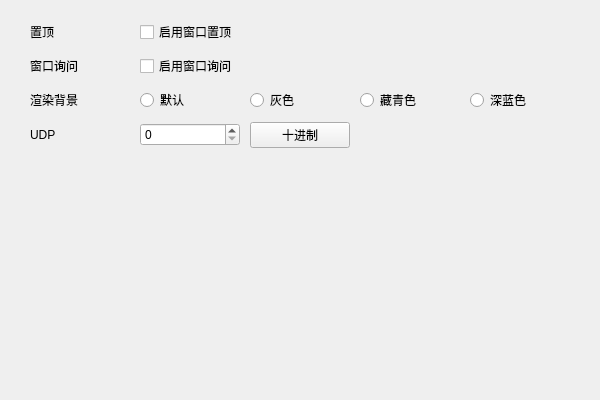
Above: CustomizeDialog/SetDialog/setdialog.ui from binghuigeng/QtVTK before the change. Below: the same form after it.
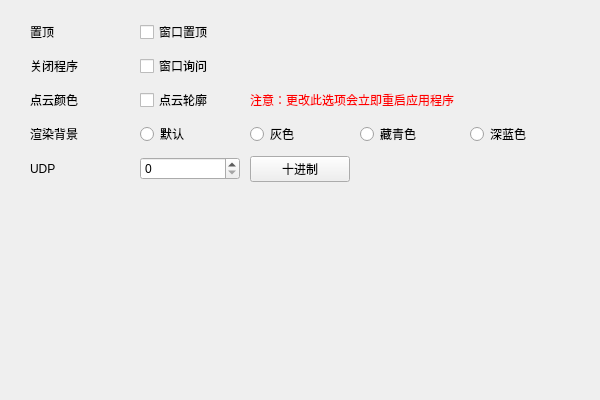
That is the form after the change.

Commit message: 添加基于点云轮廓的点云颜色显示依据

Diff of the .ui file:
```diff
--- a/CustomizeDialog/SetDialog/setdialog.ui
+++ b/CustomizeDialog/SetDialog/setdialog.ui
@@ -47,49 +47,14 @@
       <property name="spacing">
        <number>10</number>
       </property>
-      <item row="2" column="1">
-       <widget class="QRadioButton" name="rdoDefault">
-        <property name="text">
-         <string>默认</string>
-        </property>
-       </widget>
-      </item>
-      <item row="2" column="0">
-       <widget class="QLabel" name="label_3">
-        <property name="text">
-         <string>渲染背景</string>
-        </property>
-       </widget>
-      </item>
-      <item row="0" column="0">
-       <widget class="QLabel" name="label">
-        <property name="text">
-         <string>置顶</string>
-        </property>
-       </widget>
-      </item>
-      <item row="2" column="3">
+      <item row="3" column="3">
        <widget class="QRadioButton" name="rdoNavyBlue">
         <property name="text">
          <string>藏青色</string>
         </property>
        </widget>
       </item>
-      <item row="2" column="2">
-       <widget class="QRadioButton" name="rdoGray">
-        <property name="text">
-         <string>灰色</string>
-        </property>
-       </widget>
-      </item>
-      <item row="1" column="0">
-       <widget class="QLabel" name="label_2">
-        <property name="text">
-         <string>窗口询问</string>
-        </property>
-       </widget>
-      </item>
-      <item row="4" column="2">
+      <item row="5" column="2">
        <spacer name="verticalSpacer">
         <property name="orientation">
          <enum>Qt::Vertical</enum>
@@ -102,41 +67,100 @@
         </property>
        </spacer>
       </item>
-      <item row="1" column="1">
-       <widget class="QCheckBox" name="chkInquiry">
-        <property name="text">
-         <string>启用窗口询问</string>
-        </property>
-       </widget>
-      </item>
-      <item row="2" column="4">
-       <widget class="QRadioButton" name="rdoDarkBlue">
-        <property name="text">
-         <string>深蓝色</string>
-        </property>
-       </widget>
-      </item>
-      <item row="0" column="1">
-       <widget class="QCheckBox" name="chkTop">
-        <property name="text">
-         <string>启用窗口置顶</string>
-        </property>
-       </widget>
-      </item>
       <item row="3" column="0">
+       <widget class="QLabel" name="label_3">
+        <property name="text">
+         <string>渲染背景</string>
+        </property>
+       </widget>
+      </item>
+      <item row="4" column="2">
+       <widget class="QPushButton" name="btnUdpBase">
+        <property name="text">
+         <string>十进制</string>
+        </property>
+       </widget>
+      </item>
+      <item row="3" column="1">
+       <widget class="QRadioButton" name="rdoDefault">
+        <property name="text">
+         <string>默认</string>
+        </property>
+       </widget>
+      </item>
+      <item row="4" column="0">
        <widget class="QLabel" name="label_4">
         <property name="text">
          <string>UDP</string>
         </property>
        </widget>
       </item>
-      <item row="3" column="1">
+      <item row="4" column="1">
        <widget class="QSpinBox" name="spbUdpPort"/>
       </item>
+      <item row="0" column="0">
+       <widget class="QLabel" name="label">
+        <property name="text">
+         <string>置顶</string>
+        </property>
+       </widget>
+      </item>
       <item row="3" column="2">
-       <widget class="QPushButton" name="btnUdpBase">
+       <widget class="QRadioButton" name="rdoGray">
         <property name="text">
-         <string>十进制</string>
+         <string>灰色</string>
+        </property>
+       </widget>
+      </item>
+      <item row="1" column="1">
+       <widget class="QCheckBox" name="chbInquiry">
+        <property name="text">
+         <string>窗口询问</string>
+        </property>
+       </widget>
+      </item>
+      <item row="3" column="4">
+       <widget class="QRadioButton" name="rdoDarkBlue">
+        <property name="text">
+         <string>深蓝色</string>
+        </property>
+       </widget>
+      </item>
+      <item row="1" column="0">
+       <widget class="QLabel" name="label_2">
+        <property name="text">
+         <string>关闭程序</string>
+        </property>
+       </widget>
+      </item>
+      <item row="0" column="1">
+       <widget class="QCheckBox" name="chbTop">
+        <property name="text">
+         <string>窗口置顶</string>
+        </property>
+       </widget>
+      </item>
+      <item row="2" column="0">
+       <widget class="QLabel" name="label_5">
+        <property name="text">
+         <string>点云颜色</string>
+        </property>
+       </widget>
+      </item>
+      <item row="2" column="1">
+       <widget class="QCheckBox" name="chbColorBasis">
+        <property name="text">
+         <string>点云轮廓</string>
+        </property>
+       </widget>
+      </item>
+      <item row="2" column="2" colspan="3">
+       <widget class="QLabel" name="label_6">
+        <property name="styleSheet">
+         <string notr="true">color: rgb(255, 0, 0);</string>
+        </property>
+        <property name="text">
+         <string>注意：更改此选项会立即重启应用程序</string>
         </property>
        </widget>
       </item>
```
The commit also changes 7 other files.
